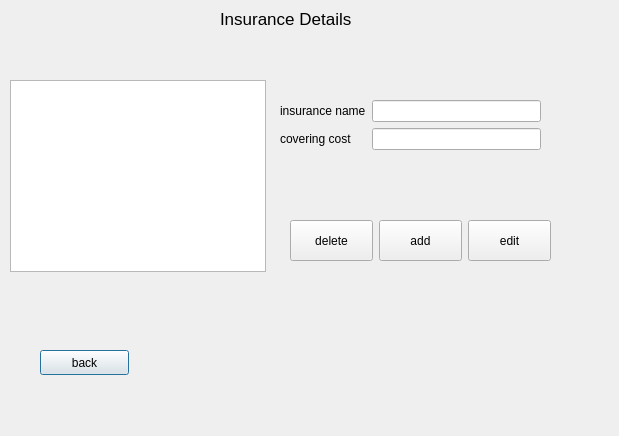
This is insudetaildialog.ui in itsMahdi/clinic as Qt 5 draws it before an edit. The edited form follows.
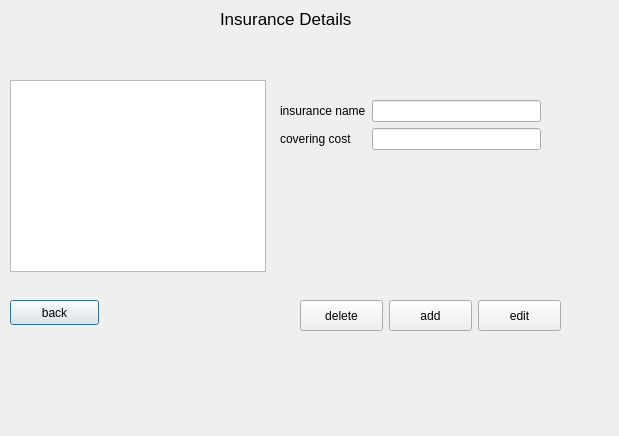
This is the edited form.

```diff
--- a/insudetaildialog.ui
+++ b/insudetaildialog.ui
@@ -44,8 +44,8 @@
   <widget class="QPushButton" name="pushButton_insu_det_back">
    <property name="geometry">
     <rect>
-     <x>40</x>
-     <y>350</y>
+     <x>10</x>
+     <y>300</y>
      <width>89</width>
      <height>25</height>
     </rect>
@@ -54,7 +54,7 @@
     <string>back</string>
    </property>
   </widget>
-  <widget class="QWidget" name="">
+  <widget class="QWidget" name="layoutWidget">
    <property name="geometry">
     <rect>
      <x>280</x>
@@ -100,13 +100,13 @@
     </item>
    </layout>
   </widget>
-  <widget class="QWidget" name="">
+  <widget class="QWidget" name="layoutWidget">
    <property name="geometry">
     <rect>
-     <x>290</x>
-     <y>220</y>
+     <x>300</x>
+     <y>300</y>
      <width>261</width>
-     <height>41</height>
+     <height>31</height>
     </rect>
    </property>
    <layout class="QHBoxLayout" name="horizontalLayout">
```
